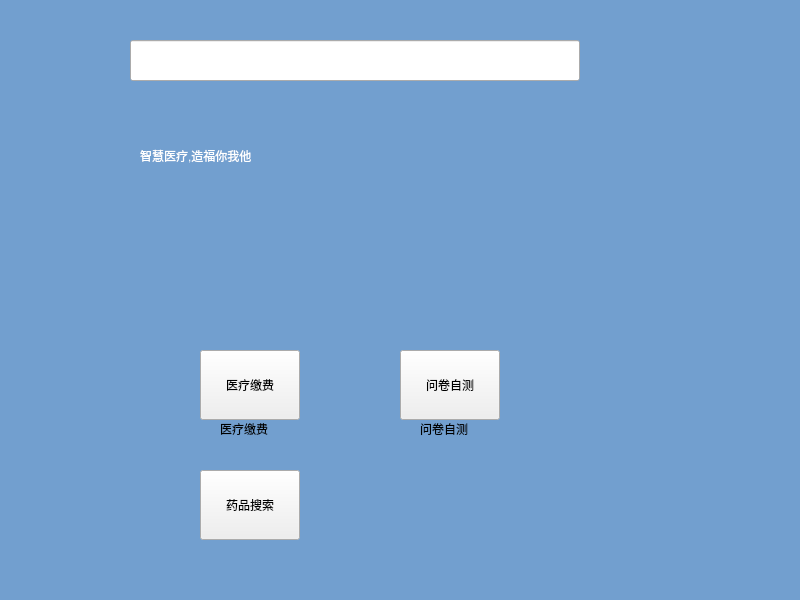
Above: Client/PreProject/homewindow.ui from povli/2024-BIT- before the change. Below: the same form after it.
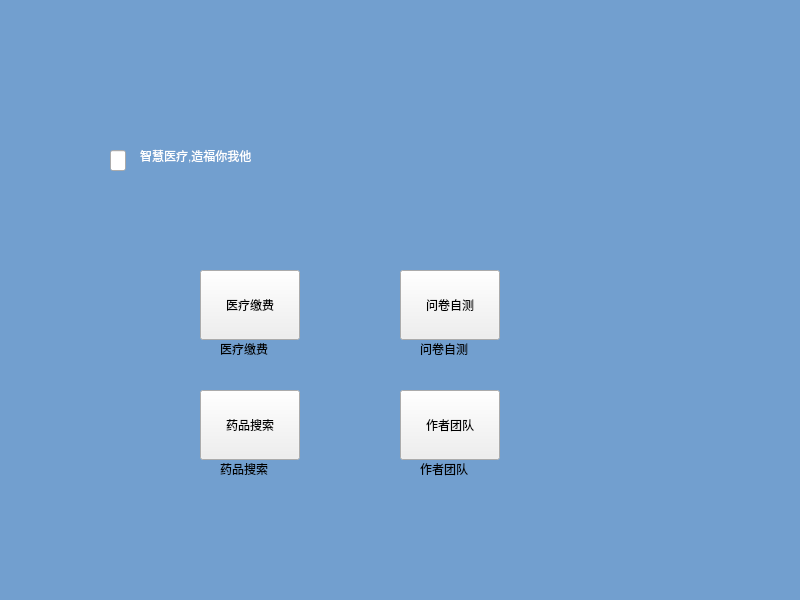
That is the form after the change. Icons and pictures are not drawn.

What changed in the file:
```diff
--- a/Client/PreProject/homewindow.ui
+++ b/Client/PreProject/homewindow.ui
@@ -51,7 +51,7 @@
    <property name="geometry">
     <rect>
      <x>220</x>
-     <y>420</y>
+     <y>340</y>
      <width>67</width>
      <height>17</height>
     </rect>
@@ -63,10 +63,10 @@
   <widget class="QLineEdit" name="lineEdit">
    <property name="geometry">
     <rect>
-     <x>130</x>
-     <y>40</y>
-     <width>450</width>
-     <height>41</height>
+     <x>110</x>
+     <y>150</y>
+     <width>16</width>
+     <height>21</height>
     </rect>
    </property>
    <property name="sizePolicy">
@@ -91,7 +91,7 @@
    <property name="geometry">
     <rect>
      <x>200</x>
-     <y>470</y>
+     <y>390</y>
      <width>100</width>
      <height>70</height>
     </rect>
@@ -104,7 +104,7 @@
    <property name="geometry">
     <rect>
      <x>200</x>
-     <y>350</y>
+     <y>270</y>
      <width>100</width>
      <height>70</height>
     </rect>
@@ -117,7 +117,7 @@
    <property name="geometry">
     <rect>
      <x>400</x>
-     <y>350</y>
+     <y>270</y>
      <width>100</width>
      <height>70</height>
     </rect>
@@ -130,7 +130,7 @@
    <property name="geometry">
     <rect>
      <x>420</x>
-     <y>420</y>
+     <y>340</y>
      <width>67</width>
      <height>17</height>
     </rect>
@@ -139,6 +139,45 @@
     <string>问卷自测</string>
    </property>
   </widget>
+  <widget class="QLabel" name="btnsearchText">
+   <property name="geometry">
+    <rect>
+     <x>220</x>
+     <y>460</y>
+     <width>67</width>
+     <height>17</height>
+    </rect>
+   </property>
+   <property name="text">
+    <string>药品搜索</string>
+   </property>
+  </widget>
+  <widget class="QPushButton" name="tempBtn">
+   <property name="geometry">
+    <rect>
+     <x>400</x>
+     <y>390</y>
+     <width>100</width>
+     <height>70</height>
+    </rect>
+   </property>
+   <property name="text">
+    <string>作者团队</string>
+   </property>
+  </widget>
+  <widget class="QLabel" name="tempText">
+   <property name="geometry">
+    <rect>
+     <x>420</x>
+     <y>460</y>
+     <width>67</width>
+     <height>17</height>
+    </rect>
+   </property>
+   <property name="text">
+    <string>作者团队</string>
+   </property>
+  </widget>
  </widget>
  <resources/>
  <connections/>
```
Left out of the diff: 3 changed lines with no effect on the pictures.
